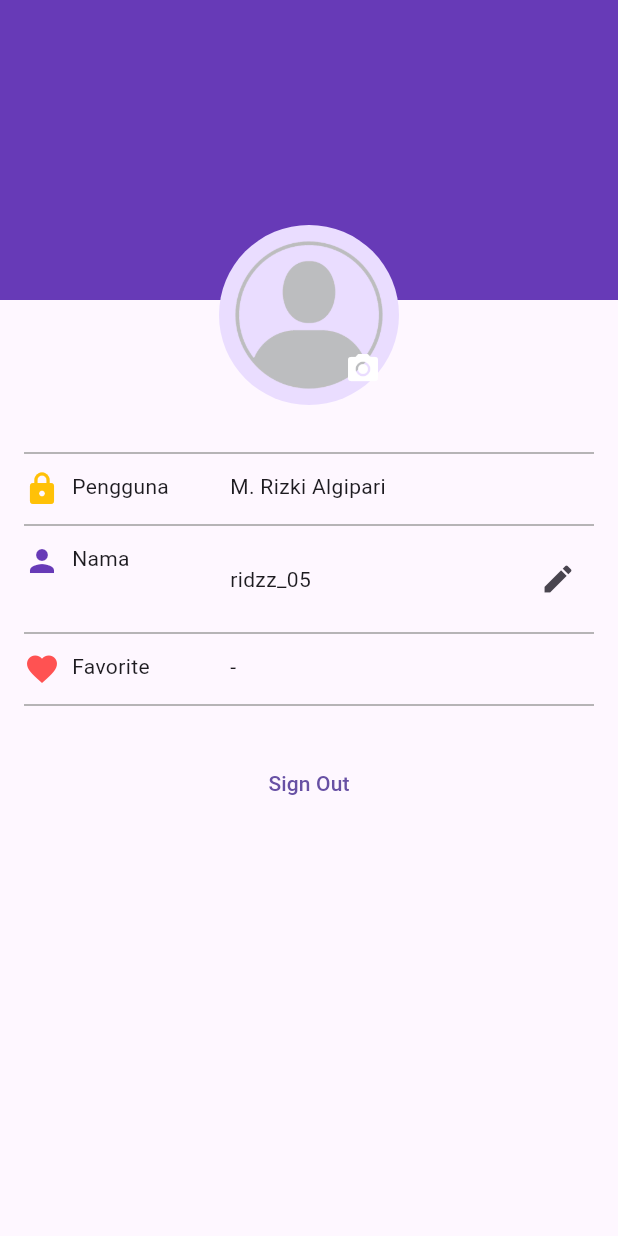
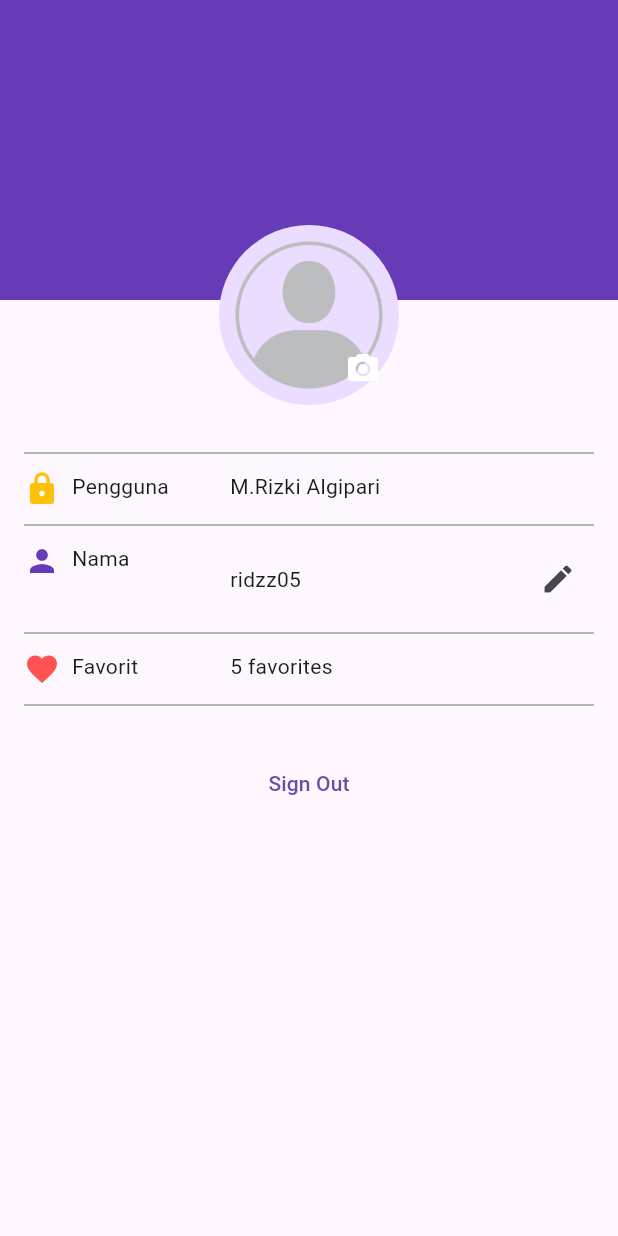
Before and after one commit to Ridzz05/wisata_candi_mrizki_algipari, a Flutter app: the screen it shows after launch, on a phone screen of 412 x 824 dp. Run offline on Flutter 3.47's test engine with Material 3 defaults, Android fonts, the phone set to English and light mode, and no system bars; our stand-ins replace cached_network_image.

Commit message:
Update Widget 3

```diff
--- a/lib/screens/profile_screen.dart
+++ b/lib/screens/profile_screen.dart
@@ -10,9 +10,9 @@ class ProfileScreen extends StatefulWidget {
 
 class _ProfileScreenState extends State<ProfileScreen> {
   bool isSignedIn = true;
-  String fullName = "M. Rizki Algipari";
-  String userName = "ridzz_05";
-  int favoriteCandiCount = 0;
+  String fullName = "M.Rizki Algipari";
+  String userName = "ridzz05";
+  int favoriteCandiCount = 5;
 
   void toggleSignIn() {
     setState(() {
@@ -65,6 +65,9 @@ class _ProfileScreenState extends State<ProfileScreen> {
                 const SizedBox(height: 4),
 
                 ProfileInfoItem(
+                  style: TextStyle(
+                    fontWeight: FontWeight.bold
+                  ),
                   icon: Icons.lock,
                   label: 'Pengguna',
                   value: fullName,
@@ -77,6 +80,9 @@ class _ProfileScreenState extends State<ProfileScreen> {
                 const SizedBox(height: 4),
 
                 ProfileInfoItem(
+                  style: TextStyle(
+                    fontWeight: FontWeight.bold
+                  ),
                   icon: Icons.person,
                   label: 'Nama',
                   value: userName,
@@ -89,8 +95,11 @@ class _ProfileScreenState extends State<ProfileScreen> {
                 const SizedBox(height: 4),
 
                 ProfileInfoItem(
+                  style: TextStyle(
+                    fontWeight: FontWeight.bold
+                  ),
                   icon: Icons.favorite,
-                  label: 'Favorite',
+                  label: 'Favorit',
                   value: favoriteCandiCount == 0
                       ? '-'
                       : '$favoriteCandiCount favorites',
--- a/lib/widgets/detail_header.dart
+++ b/lib/widgets/detail_header.dart
@@ -1,4 +1,3 @@
-// widgets/detail_header.dart
 import 'package:flutter/material.dart';
 
 class DetailHeader extends StatelessWidget {
--- a/lib/widgets/profile_info_item.dart
+++ b/lib/widgets/profile_info_item.dart
@@ -15,7 +15,7 @@ class ProfileInfoItem extends StatelessWidget {
     required this.value,
     this.showEditIcon = false,
     this.onEditPressed,
-    required this.iconColor,
+    required this.iconColor, required TextStyle style,
   }) : super(key: key);
 
   @override
```
